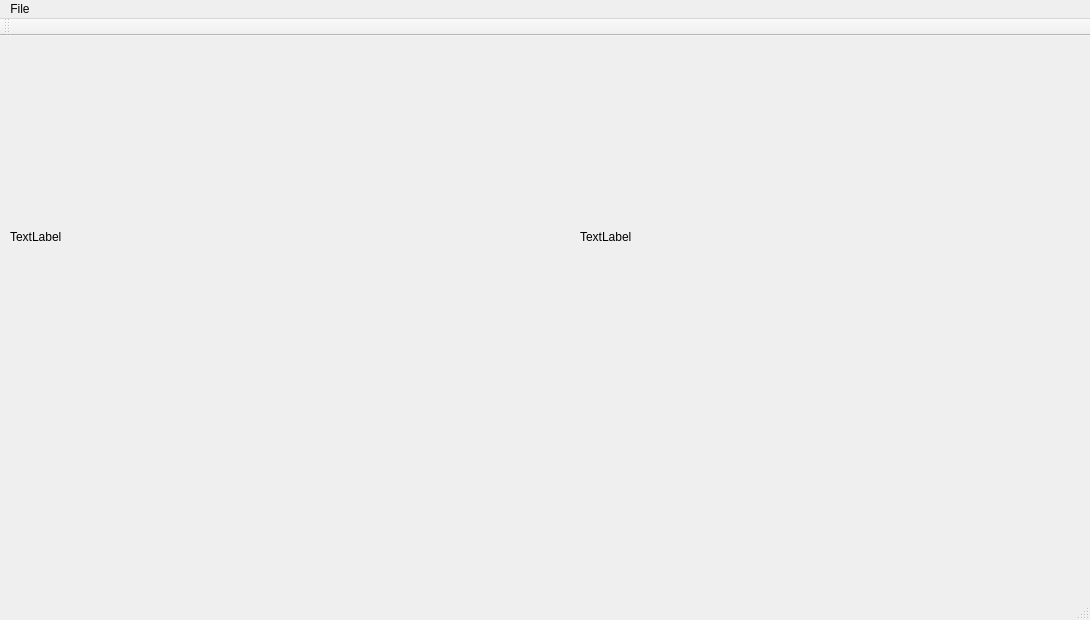
This is mainwindow.ui in FPierrel/SeamCarving as Qt 5 draws it before an edit. The edited form follows.
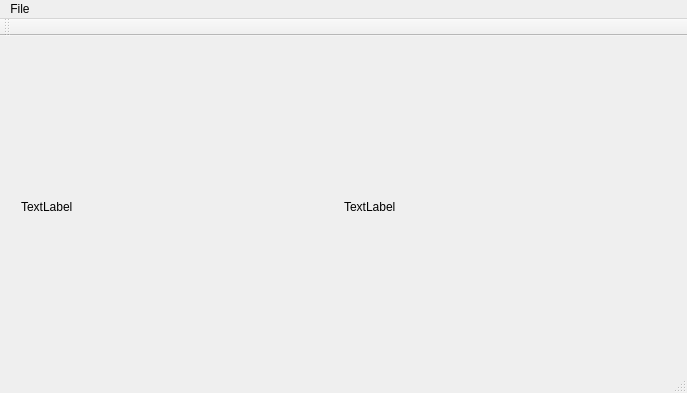
This is the edited form.

Commit message: Window title, horizontal layout

What changed in the file:
```diff
--- a/mainwindow.ui
+++ b/mainwindow.ui
@@ -6,23 +6,26 @@
    <rect>
     <x>0</x>
     <y>0</y>
-    <width>1090</width>
-    <height>620</height>
+    <width>687</width>
+    <height>393</height>
    </rect>
   </property>
   <property name="windowTitle">
    <string>MainWindow</string>
   </property>
   <widget class="QWidget" name="centralWidget">
-   <widget class="QLabel" name="original">
+   <widget class="QWidget" name="horizontalLayoutWidget">
     <property name="geometry">
      <rect>
       <x>10</x>
-      <y>30</y>
-      <width>501</width>
-      <height>341</height>
+      <y>10</y>
+      <width>661</width>
+      <height>321</height>
      </rect>
     </property>
+    <layout class="QHBoxLayout" name="horizontalLayout">
+     <item>
+      <widget class="QLabel" name="original">
     <property name="text">
      <string>TextLabel</string>
     </property>
@@ -30,21 +33,18 @@
      <bool>false</bool>
     </property>
    </widget>
-   <widget class="QLabel" name="original_2">
-    <property name="geometry">
-     <rect>
-      <x>580</x>
-      <y>30</y>
-      <width>501</width>
-      <height>341</height>
-     </rect>
-    </property>
+     </item>
+     <item>
+      <widget class="QLabel" name="resized">
     <property name="text">
      <string>TextLabel</string>
     </property>
     <property name="scaledContents">
      <bool>false</bool>
     </property>
+      </widget>
+     </item>
+    </layout>
    </widget>
   </widget>
   <widget class="QMenuBar" name="menuBar">
@@ -52,7 +52,7 @@
     <rect>
      <x>0</x>
      <y>0</y>
-     <width>1090</width>
+     <width>687</width>
      <height>21</height>
     </rect>
    </property>
```
Left out of the diff: 7 changed lines with no effect on the pictures. Lines whose indentation alone changed are shown as unchanged. The commit also changes 2 other files.
